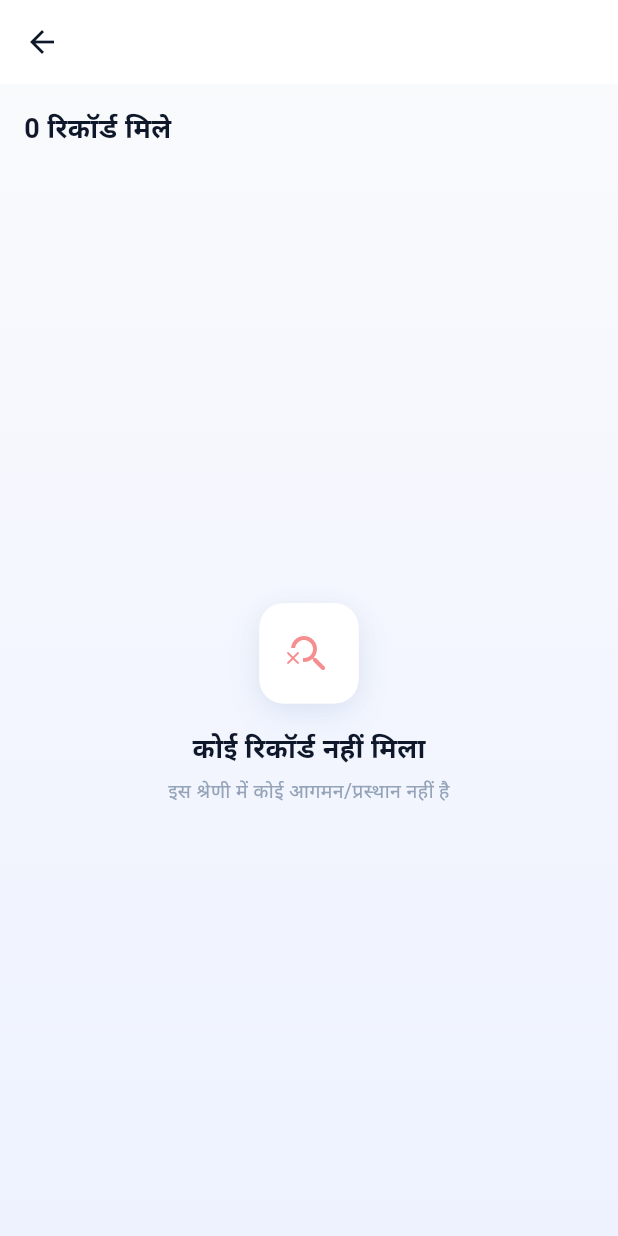
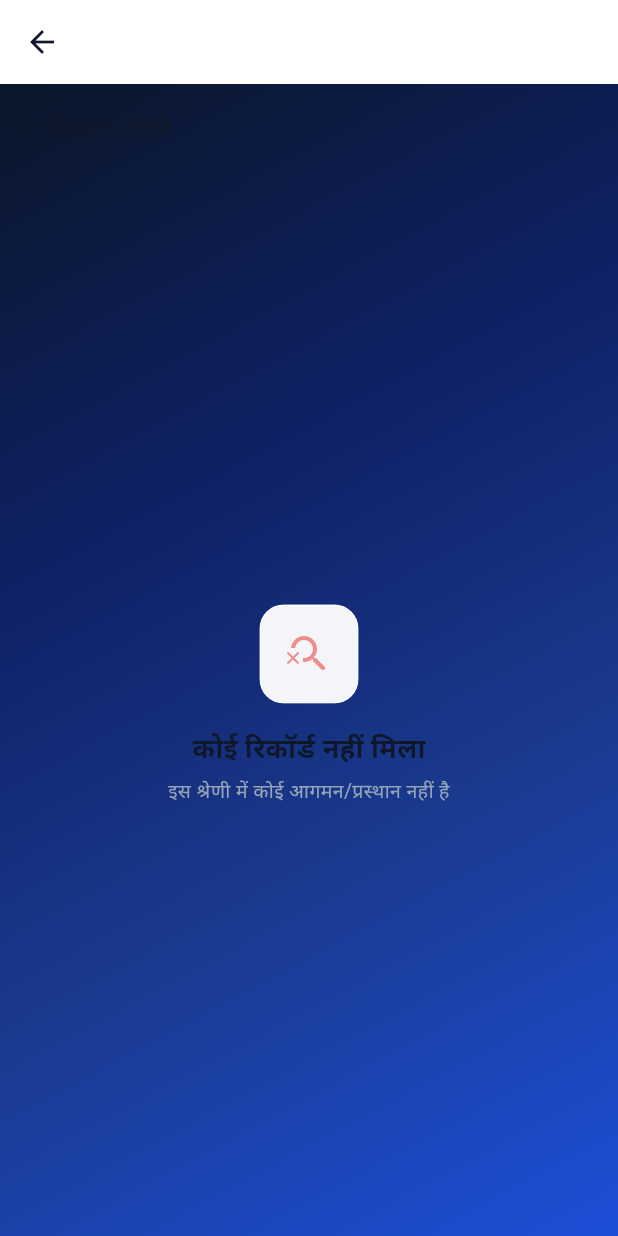
Before and after one commit to jaharbhabi-ux/final, a Flutter app: the TransferClassificationPage screen opened directly with empty values, on a phone screen of 412 x 824 dp. Run offline on Flutter 3.47's test engine with Material 3 defaults, Android fonts, the phone set to English and light mode, and no system bars; our stand-ins replace csv, pdf, printing; missing offline and left inert: dart:html, dart:js; accounts and stored records are empty; network calls fail.

Commit message:
Refactor app theme implementation to simplify theme definitions
Replit-Commit-Author: Agent

```diff
--- a/lib/core/theme/app_theme.dart
+++ b/lib/core/theme/app_theme.dart
@@ -1,125 +1,80 @@
+import 'dart:ui';
 import 'package:flutter/material.dart';
 
-/// Premium Glassy 3D Theme — UP Police HRMS
-/// Glassmorphism cards, vibrant gradients, layered shadows
+/// Premium Glassmorphism Theme — UP Police HRMS
+/// True frosted-glass cards over a deep vibrant gradient background.
 class AppTheme {
   AppTheme._();
 
   // ──────────────────────────────────────────────
-  // 🎨 Color Palette — Vibrant Premium
+  // 🎨 Color Palette
   // ──────────────────────────────────────────────
-  static const Color primaryColor = Color(0xFF1A56DB); // Vibrant Blue
+  static const Color primaryColor   = Color(0xFF1A56DB); // Vibrant Blue
   static const Color secondaryColor = Color(0xFF3B82F6); // Bright Blue
-  static const Color primaryDark = Color(0xFF1E3A8A); // Deep Navy
-  static const Color accentGold = Color(0xFFF59E0B); // Warm Gold
-  static const Color accentPurple = Color(0xFF7C3AED); // Purple accent
-  static const Color accentTeal = Color(0xFF06B6D4); // Teal accent
+  static const Color primaryDark    = Color(0xFF1E3A8A); // Deep Navy
+  static const Color accentGold     = Color(0xFFF59E0B); // Warm Gold
+  static const Color accentPurple   = Color(0xFF7C3AED); // Purple
+  static const Color accentTeal     = Color(0xFF06B6D4); // Teal
 
-  // Surfaces
-  static const Color backgroundColor = Color(0xFFEEF2FF); // Soft Blue-Tint
-  static const Color surfaceColor = Color(0xFFF8FAFC);
-  static const Color cardColor = Colors.white;
-  static const Color borderColor = Color(0xFFCBD5E1);
+  // Surfaces — kept light so text on cards stays readable
+  static const Color backgroundColor = Color(0xFF0F1B3D); // deep navy (scaffold behind glass)
+  static const Color surfaceColor    = Color(0xFFF8FAFC);
+  static const Color cardColor       = Colors.white;
+  static const Color borderColor     = Color(0xFFCBD5E1);
 
-  // Glass
-  static const Color glassWhite = Color(0x0A000000);
-  static const Color glassLight = Color(0x14000000);
-  static const Color glassMedium = Color(0x1F000000);
-  static const Color glassCard = Colors.white;
+  // Glass helpers
+  static const Color glassWhite  = Color(0x0AFFFFFF);
+  static const Color glassLight  = Color(0x14FFFFFF);
+  static const Color glassMedium = Color(0x1FFFFFFF);
+  static const Color glassCard   = Colors.white;
 
-  // Text
-  static const Color textPrimary = Color(0xFF0F172A);
+  // Text — dark, for use on white/glass cards
+  static const Color textPrimary   = Color(0xFF0F172A);
   static const Color textSecondary = Color(0xFF475569);
-  static const Color textHint = Color(0xFF94A3B8);
+  static const Color textHint      = Color(0xFF94A3B8);
   static const Color sectionHeader = Color(0xFF1A56DB);
 
   // Status
   static const Color successColor = Color(0xFF10B981);
   static const Color warningColor = Color(0xFFF59E0B);
-  static const Color errorColor = Color(0xFFEF4444);
-  static const Color infoColor = Color(0xFF3B82F6);
+  static const Color errorColor   = Color(0xFFEF4444);
+  static const Color infoColor    = Color(0xFF3B82F6);
 
   // ──────────────────────────────────────────────
   // 📐 Typography
   // ──────────────────────────────────────────────
-  static TextStyle get heading1 => const TextStyle(
-        fontSize: 26,
-        fontWeight: FontWeight.w700,
-        color: textPrimary,
-        letterSpacing: 0.3,
-        height: 1.2,
-      );
-  static TextStyle get heading2 => const TextStyle(
-        fontSize: 22,
-        fontWeight: FontWeight.w700,
-        color: textPrimary,
-        height: 1.3,
-      );
-  static TextStyle get heading3 => const TextStyle(
-        fontSize: 18,
-        fontWeight: FontWeight.w600,
-        color: textPrimary,
-        height: 1.3,
-      );
-  static TextStyle get subtitle1 => const TextStyle(
-        fontSize: 15,
-        fontWeight: FontWeight.w600,
-        color: textPrimary,
-        height: 1.4,
-      );
-  static TextStyle get subtitle2 => const TextStyle(
-        fontSize: 13,
-        fontWeight: FontWeight.w500,
-        color: textSecondary,
-        height: 1.4,
-      );
-  static TextStyle get bodyText1 => const TextStyle(
-        fontSize: 14,
-        fontWeight: FontWeight.w400,
-        color: textPrimary,
-        height: 1.5,
-      );
-  static TextStyle get bodyText2 => const TextStyle(
-        fontSize: 13,
-        fontWeight: FontWeight.w400,
-        color: textPrimary,
-        height: 1.5,
-      );
-  static TextStyle get caption => const TextStyle(
-        fontSize: 11,
-        fontWeight: FontWeight.w400,
-        color: textSecondary,
-        height: 1.4,
-      );
-  static TextStyle get statNumber => const TextStyle(
-        fontSize: 22,
-        fontWeight: FontWeight.w800,
-        color: textPrimary,
-        height: 1.1,
-      );
-  static TextStyle get statLabel => const TextStyle(
-        fontSize: 11,
-        fontWeight: FontWeight.w500,
-        color: textSecondary,
-        height: 1.2,
-      );
+  static TextStyle get heading1 => const TextStyle(fontSize: 26, fontWeight: FontWeight.w700, color: textPrimary, letterSpacing: 0.3, height: 1.2);
+  static TextStyle get heading2 => const TextStyle(fontSize: 22, fontWeight: FontWeight.w700, color: textPrimary, height: 1.3);
+  static TextStyle get heading3 => const TextStyle(fontSize: 18, fontWeight: FontWeight.w600, color: textPrimary, height: 1.3);
+  static TextStyle get subtitle1 => const TextStyle(fontSize: 15, fontWeight: FontWeight.w600, color: textPrimary, height: 1.4);
+  static TextStyle get subtitle2 => const TextStyle(fontSize: 13, fontWeight: FontWeight.w500, color: textSecondary, height: 1.4);
+  static TextStyle get bodyText1 => const TextStyle(fontSize: 14, fontWeight: FontWeight.w400, color: textPrimary, height: 1.5);
+  static TextStyle get bodyText2 => const TextStyle(fontSize: 13, fontWeight: FontWeight.w400, color: textPrimary, height: 1.5);
+  static TextStyle get caption   => const TextStyle(fontSize: 11, fontWeight: FontWeight.w400, color: textSecondary, height: 1.4);
+  static TextStyle get statNumber => const TextStyle(fontSize: 22, fontWeight: FontWeight.w800, color: textPrimary, height: 1.1);
+  static TextStyle get statLabel  => const TextStyle(fontSize: 11, fontWeight: FontWeight.w500, color: textSecondary, height: 1.2);
 
   // ──────────────────────────────────────────────
   // 🌐 Locale
   // ──────────────────────────────────────────────
-  static const Locale hindiLocale = Locale('hi', 'IN');
-  static const List<Locale> supportedLocales = [
-    hindiLocale,
-    Locale('en', 'US')
-  ];
+  static const Locale hindiLocale       = Locale('hi', 'IN');
+  static const List<Locale> supportedLocales = [hindiLocale, Locale('en', 'US')];
 
   // ──────────────────────────────────────────────
   // 🎨 Gradients
   // ──────────────────────────────────────────────
+
+  /// Deep navy → midnight blue → royal blue — the app's full-screen backdrop.
   static const LinearGradient backgroundGradient = LinearGradient(
-    begin: Alignment.topCenter,
-    end: Alignment.bottomCenter,
-    colors: [surfaceColor, backgroundColor],
+    begin: Alignment.topLeft,
+    end: Alignment.bottomRight,
+    colors: [
+      Color(0xFF0A1628), // near-black navy
+      Color(0xFF0F2167), // deep indigo-navy
+      Color(0xFF1A3A8F), // royal blue
+      Color(0xFF1D4ED8), // vibrant blue
+    ],
+    stops: [0.0, 0.35, 0.65, 1.0],
   );
 
   static const LinearGradient primaryGradient = LinearGradient(
@@ -131,7 +86,7 @@ class AppTheme {
   static const LinearGradient headerGradient = LinearGradient(
     begin: Alignment.topLeft,
     end: Alignment.bottomRight,
-    colors: [primaryColor, Color(0xFF2563EB)],
+    colors: [Color(0xFF1A56DB), Color(0xFF2563EB)],
   );
 
   static const LinearGradient purpleGradient = LinearGradient(
@@ -141,7 +96,7 @@ class AppTheme {
   );
 
   // ──────────────────────────────────────────────
-  // 🎨 Light Theme (cached — created once)
+  // 🎨 Light Theme
   // ──────────────────────────────────────────────
   static final ThemeData lightTheme = ThemeData(
     useMaterial3: true,
@@ -154,17 +109,12 @@ class AppTheme {
     ),
     scaffoldBackgroundColor: backgroundColor,
     appBarTheme: const AppBarTheme(
-        backgroundColor: primaryColor,
+      backgroundColor: Color(0xFF0F2167),
       foregroundColor: Colors.white,
       elevation: 0,
       centerTitle: true,
       surfaceTintColor: Colors.transparent,
-        titleTextStyle: TextStyle(
-          fontSize: 18,
-          fontWeight: FontWeight.w600,
-          color: Colors.white,
-          letterSpacing: 0.3,
-        ),
+      titleTextStyle: TextStyle(fontSize: 18, fontWeight: FontWeight.w600, color: Colors.white, letterSpacing: 0.3),
     ),
     cardTheme: CardThemeData(
       color: cardColor,
@@ -183,32 +133,18 @@ class AppTheme {
         foregroundColor: Colors.white,
         textStyle: const TextStyle(fontSize: 14, fontWeight: FontWeight.w600),
         padding: const EdgeInsets.symmetric(horizontal: 20, vertical: 12),
-          shape:
-              RoundedRectangleBorder(borderRadius: BorderRadius.circular(10)),
+        shape: RoundedRectangleBorder(borderRadius: BorderRadius.circular(10)),
         elevation: 0,
       ),
     ),
     inputDecorationTheme: InputDecorationTheme(
       filled: true,
-        fillColor: Colors.white,
-        contentPadding:
-            const EdgeInsets.symmetric(horizontal: 16, vertical: 14),
-        border: OutlineInputBorder(
-          borderRadius: BorderRadius.circular(12),
-          borderSide: const BorderSide(color: borderColor),
-        ),
-        enabledBorder: OutlineInputBorder(
-          borderRadius: BorderRadius.circular(12),
-          borderSide: const BorderSide(color: borderColor),
-        ),
-        focusedBorder: OutlineInputBorder(
-          borderRadius: BorderRadius.circular(12),
-          borderSide: const BorderSide(color: primaryColor, width: 2),
-        ),
-        errorBorder: OutlineInputBorder(
-          borderRadius: BorderRadius.circular(12),
-          borderSide: const BorderSide(color: errorColor),
-        ),
+      fillColor: Colors.white.withOpacity(0.92),
+      contentPadding: const EdgeInsets.symmetric(horizontal: 16, vertical: 14),
+      border: OutlineInputBorder(borderRadius: BorderRadius.circular(12), borderSide: const BorderSide(color: borderColor)),
+      enabledBorder: OutlineInputBorder(borderRadius: BorderRadius.circular(12), borderSide: const BorderSide(color: borderColor)),
+      focusedBorder: OutlineInputBorder(borderRadius: BorderRadius.circular(12), borderSide: const BorderSide(color: primaryColor, width: 2)),
+      errorBorder: OutlineInputBorder(borderRadius: BorderRadius.circular(12), borderSide: const BorderSide(color: errorColor)),
       hintStyle: const TextStyle(fontSize: 14, color: textHint),
       labelStyle: const TextStyle(fontSize: 13, color: textSecondary),
     ),
@@ -223,19 +159,14 @@ class AppTheme {
       bodyMedium: bodyText2,
       bodySmall: caption,
     ),
-      dividerTheme:
-          DividerThemeData(color: borderColor, thickness: 1, space: 1),
+    dividerTheme: DividerThemeData(color: borderColor, thickness: 1, space: 1),
     chipTheme: ChipThemeData(
       backgroundColor: primaryColor.withOpacity(0.08),
-        labelStyle: const TextStyle(
-            fontSize: 12, color: primaryColor, fontWeight: FontWeight.w600),
+      labelStyle: const TextStyle(fontSize: 12, color: primaryColor, fontWeight: FontWeight.w600),
       side: BorderSide.none,
       shape: RoundedRectangleBorder(borderRadius: BorderRadius.circular(8)),
     ),
-      progressIndicatorTheme: const ProgressIndicatorThemeData(
-        color: primaryColor,
-        linearTrackColor: borderColor,
-      ),
+    progressIndicatorTheme: const ProgressIndicatorThemeData(color: primaryColor, linearTrackColor: borderColor),
     snackBarTheme: SnackBarThemeData(
       behavior: SnackBarBehavior.floating,
       backgroundColor: textPrimary,
@@ -248,77 +179,66 @@ class AppTheme {
   // 📅 Hindi Date Formatting
   // ──────────────────────────────────────────────
   static const Map<String, String> hindiMonths = {
-    '01': 'जनवरी',
-    '02': 'फरवरी',
-    '03': 'मार्च',
-    '04': 'अप्रैल',
-    '05': 'मई',
-    '06': 'जून',
-    '07': 'जुलाई',
-    '08': 'अगस्त',
-    '09': 'सितंबर',
-    '10': 'अक्टूबर',
-    '11': 'नवंबर',
-    '12': 'दिसंबर',
+    '01': 'जनवरी', '02': 'फरवरी',  '03': 'मार्च',
+    '04': 'अप्रैल','05': 'मई',      '06': 'जून',
+    '07': 'जुलाई', '08': 'अगस्त',  '09': 'सितंबर',
+    '10': 'अक्टूबर','11': 'नवंबर', '12': 'दिसंबर',
   };
 
   // ──────────────────────────────────────────────
-  // 🪟 Glassy 3D Card Helper
+  // 🪟 True Glassmorphism Card Helper
+  //
+  // Uses BackdropFilter + semi-transparent bg for a real frosted-glass
+  // effect over the deep gradient background.
   // ──────────────────────────────────────────────
   static Widget glassContainer({
     required Widget child,
     double borderRadius = 16,
-    double blurSigma = 0,
+    double blurSigma = 12.0,
     Color? bgColor,
     EdgeInsetsGeometry? padding,
     List<BoxShadow>? boxShadow,
   }) {
-    return Container(
+    return ClipRRect(
+      borderRadius: BorderRadius.circular(borderRadius),
+      child: BackdropFilter(
+        filter: ImageFilter.blur(sigmaX: blurSigma, sigmaY: blurSigma),
+        child: Container(
           padding: padding,
           decoration: BoxDecoration(
-        color: bgColor ?? Colors.white,
+            // Use caller's bgColor as-is (preserving its alpha).
+            // When no bgColor is given, default to near-opaque white.
+            color: bgColor ?? Colors.white.withOpacity(0.88),
             borderRadius: BorderRadius.circular(borderRadius),
             border: Border.all(
-          color: Colors.white.withOpacity(0.8),
+              color: Colors.white.withOpacity(0.70),
               width: 1.0,
             ),
             boxShadow: boxShadow ??
                 [
-              // Primary 3D shadow — deeper, offset down
                   BoxShadow(
-                color: primaryColor.withOpacity(0.08),
-                blurRadius: 20,
+                    color: const Color(0xFF1A56DB).withOpacity(0.15),
+                    blurRadius: 24,
                     offset: const Offset(0, 8),
                     spreadRadius: 0,
                   ),
-              // Secondary soft shadow — wider spread
                   BoxShadow(
-                color: Colors.black.withOpacity(0.04),
+                    color: Colors.black.withOpacity(0.10),
                     blurRadius: 12,
-                offset: const Offset(0, 2),
+                    offset: const Offset(0, 3),
                     spreadRadius: 0,
                   ),
-              // Top highlight — glassy reflection
                   BoxShadow(
-                color: Colors.white.withOpacity(0.9),
+                    color: Colors.white.withOpacity(0.6),
                     blurRadius: 0,
                     offset: const Offset(0, -1),
                     spreadRadius: 0,
                   ),
                 ],
-        gradient: bgColor != null
-            ? null
-            : LinearGradient(
-                begin: Alignment.topLeft,
-                end: Alignment.bottomRight,
-                colors: [
-                  Colors.white.withOpacity(0.95),
-                  Colors.white.withOpacity(1.0),
-                ],
-                stops: const [0.0, 0.3],
+          ),
+          child: child,
         ),
       ),
-      child: child,
     );
   }
 
@@ -327,53 +247,27 @@ class AppTheme {
   // ──────────────────────────────────────────────
   static IconData iconForField(String key) {
     final lower = key.toLowerCase();
-    if (lower.contains('पीएनओ') || lower.contains('pno'))
-      return Icons.badge_rounded;
-    if (lower.contains('नाम') &&
-        !lower.contains('पिता') &&
-        !lower.contains('नामिनी')) return Icons.person_rounded;
+    if (lower.contains('पीएनओ') || lower.contains('pno')) return Icons.badge_rounded;
+    if (lower.contains('नाम') && !lower.contains('पिता') && !lower.contains('नामिनी')) return Icons.person_rounded;
     if (lower.contains('पिता')) return Icons.people_rounded;
-    if (lower.contains('मोबाइल') || lower.contains('mobile'))
-      return Icons.phone_rounded;
-    if (lower.contains('जन्म') ||
-        lower.contains('dob') ||
-        lower.contains('तिथि')) return Icons.calendar_month_rounded;
-    if (lower.contains('गृह') ||
-        lower.contains('जनपद') ||
-        lower.contains('district') ||
-        lower.contains('तैनाती') ||
-        lower.contains('posting')) return Icons.location_on_rounded;
-    if (lower.contains('योग्यता') || lower.contains('qualification'))
-      return Icons.school_rounded;
-    if (lower.contains('पद') && !lower.contains('posting'))
-      return Icons.work_rounded;
-    if (lower.contains('बैज') || lower.contains('badge'))
-      return Icons.verified_rounded;
-    if (lower.contains('जाति') || lower.contains('cast'))
-      return Icons.category_rounded;
-    if (lower.contains('भर्ती') || lower.contains('recruit'))
-      return Icons.how_to_reg_rounded;
-    if (lower.contains('नामिनी') || lower.contains('nominee'))
-      return Icons.contact_emergency_rounded;
-    if (lower.contains('पदक') ||
-        lower.contains('medal') ||
-        lower.contains('पुरूष्कार')) return Icons.emoji_events_rounded;
-    if (lower.contains('विवरण') || lower.contains('detail'))
-      return Icons.description_rounded;
-    if (lower.contains('पदोन्नति') || lower.contains('promotion'))
-      return Icons.trending_up_rounded;
-    if (lower.contains('पता') || lower.contains('address'))
-      return Icons.home_rounded;
-    if (lower.contains('दण्ड') || lower.contains('punishment'))
-      return Icons.gavel_rounded;
+    if (lower.contains('मोबाइल') || lower.contains('mobile')) return Icons.phone_rounded;
+    if (lower.contains('जन्म') || lower.contains('dob') || lower.contains('तिथि')) return Icons.calendar_month_rounded;
+    if (lower.contains('गृह') || lower.contains('जनपद') || lower.contains('district') || lower.contains('तैनाती') || lower.contains('posting')) return Icons.location_on_rounded;
+    if (lower.contains('योग्यता') || lower.contains('qualification')) return Icons.school_rounded;
+    if (lower.contains('पद') && !lower.contains('posting')) return Icons.work_rounded;
+    if (lower.contains('बैज') || lower.contains('badge')) return Icons.verified_rounded;
+    if (lower.contains('जाति') || lower.contains('cast')) return Icons.category_rounded;
+    if (lower.contains('भर्ती') || lower.contains('recruit')) return Icons.how_to_reg_rounded;
+    if (lower.contains('नामिनी') || lower.contains('nominee')) return Icons.contact_emergency_rounded;
+    if (lower.contains('पदक') || lower.contains('medal') || lower.contains('पुरूष्कार')) return Icons.emoji_events_rounded;
+    if (lower.contains('विवरण') || lower.contains('detail')) return Icons.description_rounded;
+    if (lower.contains('पदोन्नति') || lower.contains('promotion')) return Icons.trending_up_rounded;
+    if (lower.contains('पता') || lower.contains('address')) return Icons.home_rounded;
+    if (lower.contains('दण्ड') || lower.contains('punishment')) return Icons.gavel_rounded;
     if (lower.contains('सत्यनिष्ठा')) return Icons.verified_user_rounded;
-    if (lower.contains('नगद') || lower.contains('cash'))
-      return Icons.card_giftcard_rounded;
-    if (lower.contains('गुड') || lower.contains('good'))
-      return Icons.star_rounded;
-    if (lower.contains('पूर्व') ||
-        lower.contains('previous') ||
-        lower.contains('नियुक्ति')) return Icons.history_rounded;
+    if (lower.contains('नगद') || lower.contains('cash')) return Icons.card_giftcard_rounded;
+    if (lower.contains('गुड') || lower.contains('good')) return Icons.star_rounded;
+    if (lower.contains('पूर्व') || lower.contains('previous') || lower.contains('नियुक्ति')) return Icons.history_rounded;
     if (lower.contains('ehrms')) return Icons.fingerprint_rounded;
     return Icons.info_outline_rounded;
   }
```
Also changed, not shown: lib/main.dart (+10 -28 lines), lib/widgets/common/up_data_table.dart (+15 -28 lines), lib/widgets/common/up_multiline_card.dart (+30 -19 lines), lib/widgets/profile/award_chip.dart (+19 -8 lines), lib/widgets/profile/field_tile.dart (+22 -8 lines), lib/widgets/profile/section_card.dart (+22 -11 lines). Lines whose indentation alone changed are shown as unchanged.
